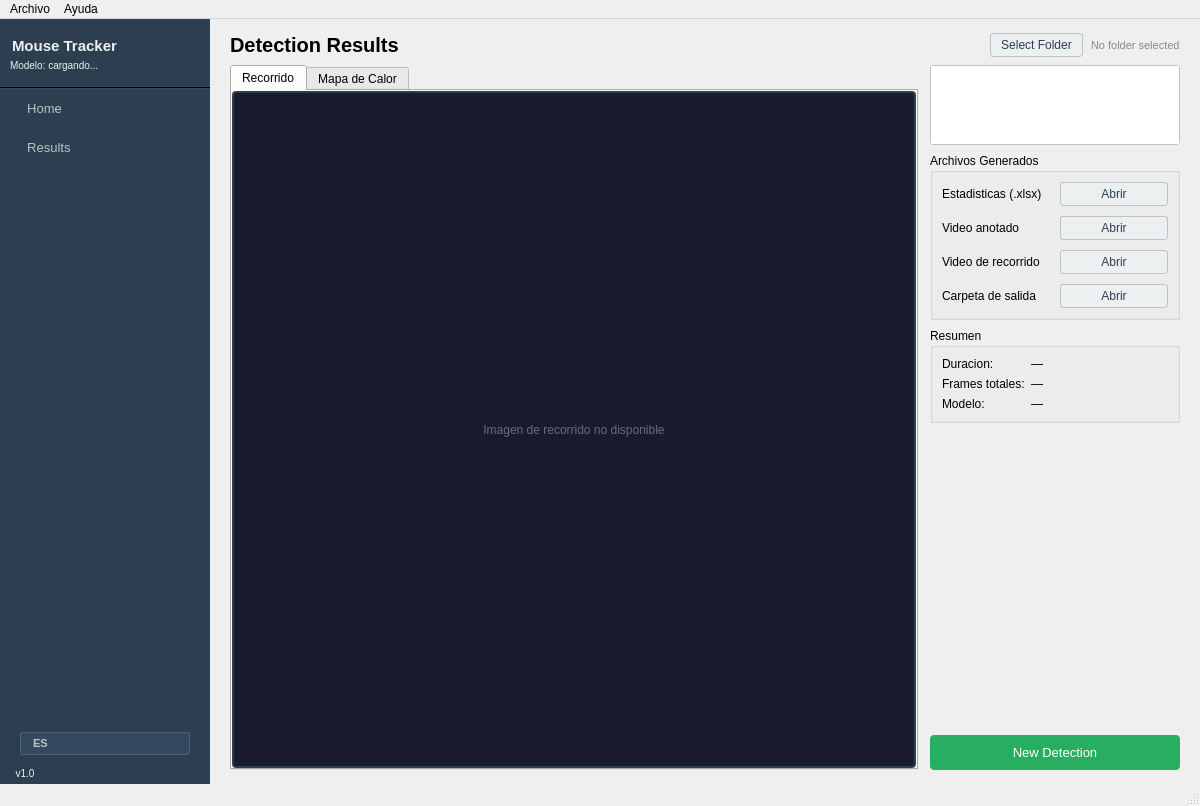
This is gui/main_window.ui in S4H0ST/Computer-Vision-Mice-Tracking as Qt 5 draws it before an edit. The edited form follows.
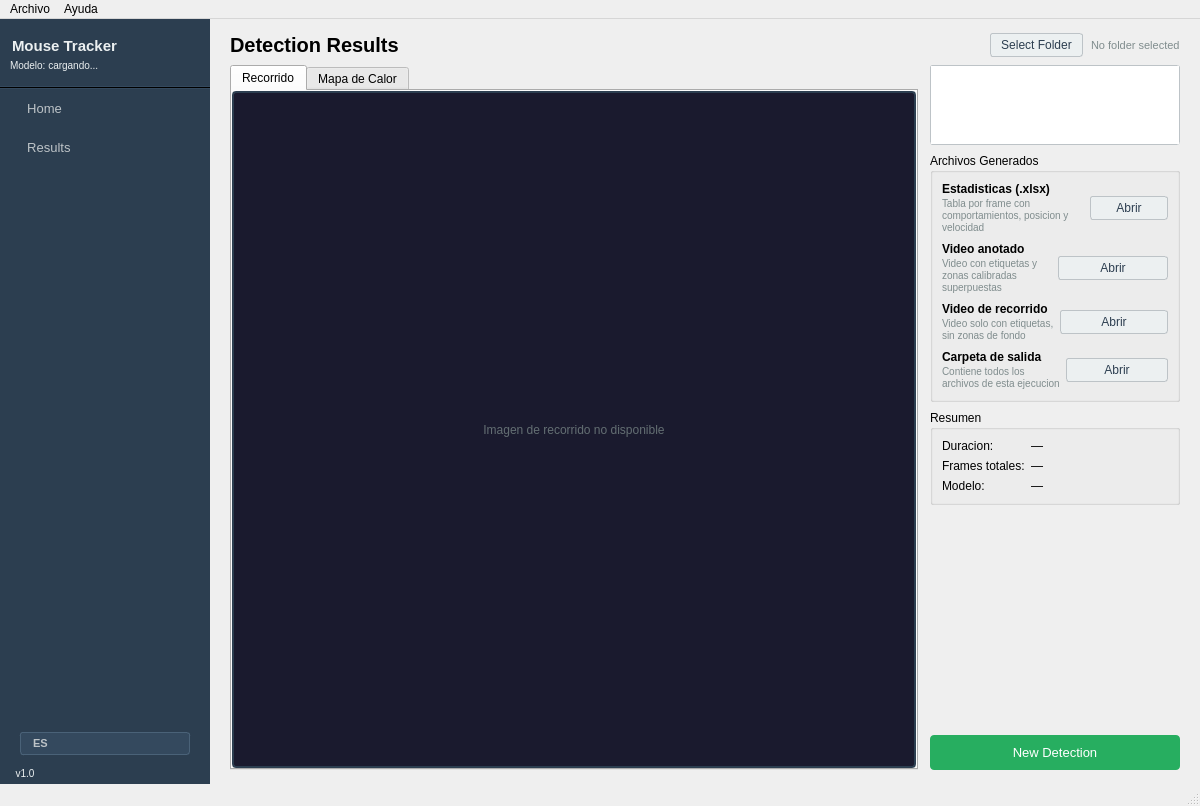
This is the edited form. The open tabs and pages were chosen to show the change.

Commit message: feat: add descriptions to generated files in results panel

What changed in the file:
```diff
--- a/gui/main_window.ui
+++ b/gui/main_window.ui
@@ -1488,10 +1488,18 @@
               </property>
               <layout class="QVBoxLayout" name="filesLayout">
                <property name="spacing">
-                <number>10</number>
+                <number>8</number>
                </property>
                <item>
                 <layout class="QHBoxLayout" name="excelRow">
+                 <property name="spacing">
+                  <number>6</number>
+                 </property>
+                 <item>
+                  <layout class="QVBoxLayout" name="excelLabelCol">
+                   <property name="spacing">
+                    <number>1</number>
+                   </property>
                  <item>
                   <widget class="QLabel" name="lbl_file_excel">
                    <property name="text">
@@ -1501,9 +1509,24 @@
                     <bool>true</bool>
                    </property>
                    <property name="styleSheet">
-                    <string notr="true">font-size: 12px;</string>
-                   </property>
-                  </widget>
+                      <string notr="true">font-size: 12px; font-weight: bold;</string>
+                     </property>
+                    </widget>
+                   </item>
+                   <item>
+                    <widget class="QLabel" name="lbl_desc_excel">
+                     <property name="text">
+                      <string>Tabla por frame con comportamientos, posicion y velocidad</string>
+                     </property>
+                     <property name="wordWrap">
+                      <bool>true</bool>
+                     </property>
+                     <property name="styleSheet">
+                      <string notr="true">color: #7f8c8d; font-size: 10px;</string>
+                     </property>
+                    </widget>
+                   </item>
+                  </layout>
                  </item>
                  <item>
                   <widget class="QPushButton" name="btn_open_excel">
@@ -1516,15 +1539,38 @@
                </item>
                <item>
                 <layout class="QHBoxLayout" name="video1Row">
+                 <property name="spacing">
+                  <number>6</number>
+                 </property>
+                 <item>
+                  <layout class="QVBoxLayout" name="video1LabelCol">
+                   <property name="spacing">
+                    <number>1</number>
+                   </property>
                  <item>
                   <widget class="QLabel" name="lbl_file_video1">
                    <property name="text">
                     <string>Video anotado</string>
                    </property>
                    <property name="styleSheet">
-                    <string notr="true">font-size: 12px;</string>
-                   </property>
-                  </widget>
+                      <string notr="true">font-size: 12px; font-weight: bold;</string>
+                     </property>
+                    </widget>
+                   </item>
+                   <item>
+                    <widget class="QLabel" name="lbl_desc_video1">
+                     <property name="text">
+                      <string>Video con etiquetas y zonas calibradas superpuestas</string>
+                     </property>
+                     <property name="wordWrap">
+                      <bool>true</bool>
+                     </property>
+                     <property name="styleSheet">
+                      <string notr="true">color: #7f8c8d; font-size: 10px;</string>
+                     </property>
+                    </widget>
+                   </item>
+                  </layout>
                  </item>
                  <item>
                   <widget class="QPushButton" name="btn_open_video1">
@@ -1537,15 +1583,38 @@
                </item>
                <item>
                 <layout class="QHBoxLayout" name="video2Row">
+                 <property name="spacing">
+                  <number>6</number>
+                 </property>
+                 <item>
+                  <layout class="QVBoxLayout" name="video2LabelCol">
+                   <property name="spacing">
+                    <number>1</number>
+                   </property>
                  <item>
                   <widget class="QLabel" name="lbl_file_video2">
                    <property name="text">
                     <string>Video de recorrido</string>
                    </property>
                    <property name="styleSheet">
-                    <string notr="true">font-size: 12px;</string>
-                   </property>
-                  </widget>
+                      <string notr="true">font-size: 12px; font-weight: bold;</string>
+                     </property>
+                    </widget>
+                   </item>
+                   <item>
+                    <widget class="QLabel" name="lbl_desc_video2">
+                     <property name="text">
+                      <string>Video solo con etiquetas, sin zonas de fondo</string>
+                     </property>
+                     <property name="wordWrap">
+                      <bool>true</bool>
+                     </property>
+                     <property name="styleSheet">
+                      <string notr="true">color: #7f8c8d; font-size: 10px;</string>
+                     </property>
+                    </widget>
+                   </item>
+                  </layout>
                  </item>
                  <item>
                   <widget class="QPushButton" name="btn_open_video2">
@@ -1558,15 +1627,38 @@
                </item>
                <item>
                 <layout class="QHBoxLayout" name="folderRow">
+                 <property name="spacing">
+                  <number>6</number>
+                 </property>
+                 <item>
+                  <layout class="QVBoxLayout" name="folderLabelCol">
+                   <property name="spacing">
+                    <number>1</number>
+                   </property>
                  <item>
                   <widget class="QLabel" name="lbl_file_folder">
                    <property name="text">
                     <string>Carpeta de salida</string>
                    </property>
                    <property name="styleSheet">
-                    <string notr="true">font-size: 12px;</string>
-                   </property>
-                  </widget>
+                      <string notr="true">font-size: 12px; font-weight: bold;</string>
+                     </property>
+                    </widget>
+                   </item>
+                   <item>
+                    <widget class="QLabel" name="lbl_desc_folder">
+                     <property name="text">
+                      <string>Contiene todos los archivos de esta ejecucion</string>
+                     </property>
+                     <property name="wordWrap">
+                      <bool>true</bool>
+                     </property>
+                     <property name="styleSheet">
+                      <string notr="true">color: #7f8c8d; font-size: 10px;</string>
+                     </property>
+                    </widget>
+                   </item>
+                  </layout>
                  </item>
                  <item>
                   <widget class="QPushButton" name="btn_open_folder">
```
Lines whose indentation alone changed are shown as unchanged. The commit also changes 1 other file.
